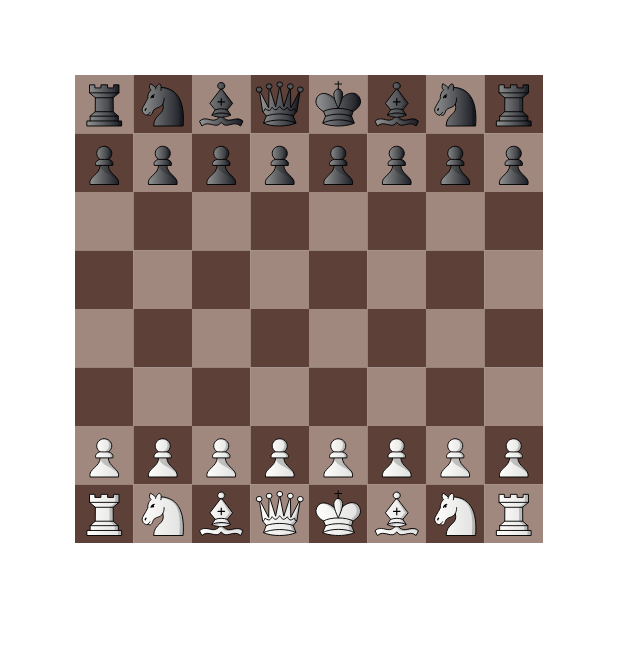
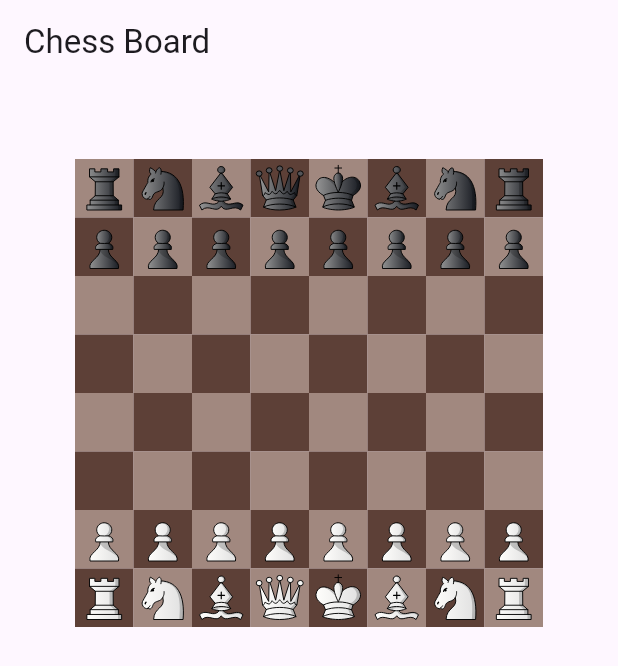
Before and after one commit to psovit/flutter_chess, a Flutter app: the screen it shows after launch, on a phone screen of 412 x 824 dp. Shown: the top 666 px of the screen. Run offline on Flutter 3.47's test engine with Material 3 defaults, Android fonts, the phone set to English and light mode, and no system bars; our stand-ins replace flutter_svg.

Commit message:
fix board position

```diff
--- a/lib/chess_board.dart
+++ b/lib/chess_board.dart
@@ -131,9 +131,18 @@ class _ChessBoardState extends State<ChessBoard> {
       },
       itemCount: 64,
     );
-    return Container(
-      padding: const EdgeInsets.all(50.0),
-      child: chessGrid,
+    return Scaffold(
+      appBar: AppBar(title: const Text('Chess Board')),
+      body: Column(
+        children: [
+          Container(
+            height: 600,
+            width: 600,
+            padding: const EdgeInsets.all(50.0),
+            child: chessGrid,
+          ),
+        ],
+      ),
     );
   }
 
--- a/lib/constants.dart
+++ b/lib/constants.dart
@@ -1 +1 @@
-const double chessSquareWidth = 12;
+const double chessSquareWidth = 6;
```
